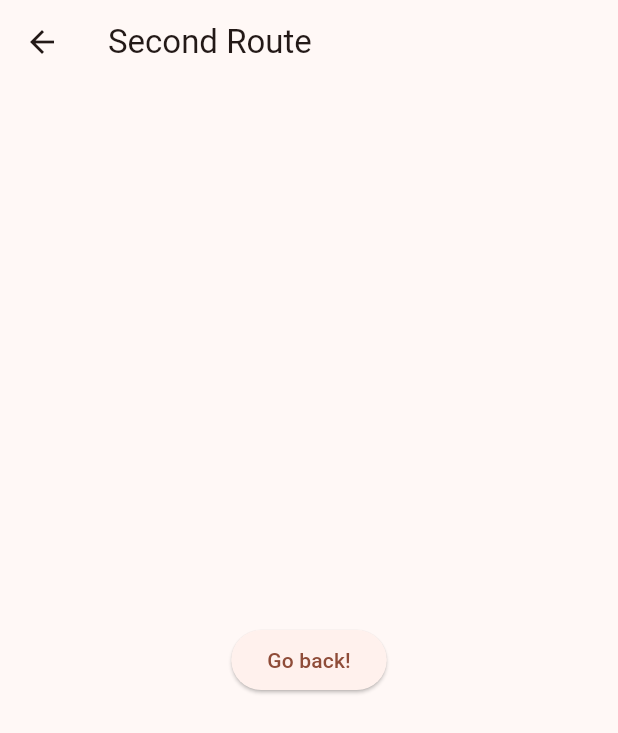
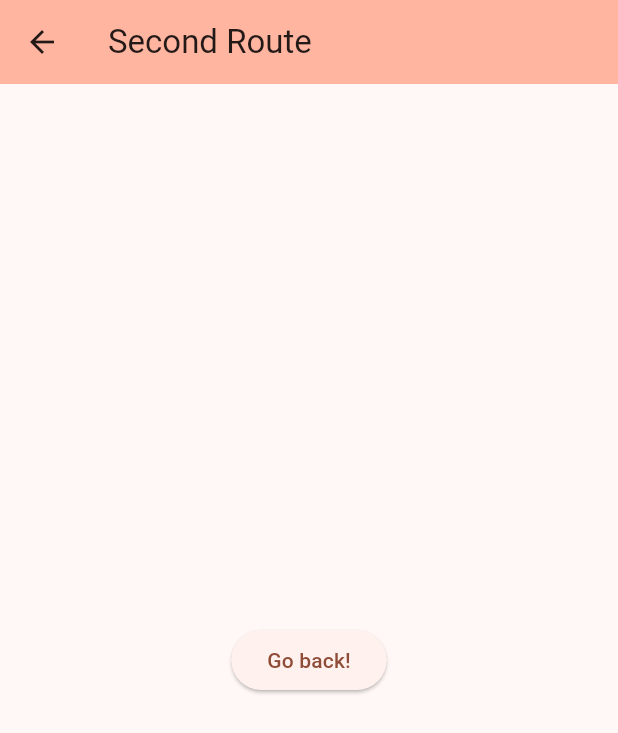
Before and after one commit to Robert01101101/tourguide_app, a Flutter app: the screen it shows after launch, after a tap on "Route 2", on a phone screen of 412 x 824 dp. Shown: the top 733 px of the screen. Run offline on Flutter 3.47's test engine with Material 3 defaults, Android fonts, the phone set to English and light mode, and no system bars; our stand-ins replace geolocator, google_maps_flutter.

Commit message:
More structural improvements - got 2 subpages now and a home debug screen

```diff
--- /dev/null
+++ b/lib/debugScreen.dart
@@ -0,0 +1,63 @@
+import 'package:tourguide_app/utilities/custom_import.dart';
+
+//Debug Screen
+
+class DebugScreen extends StatefulWidget {
+  const DebugScreen({super.key});
+
+  @override
+  State<DebugScreen> createState() => DebugScreenState();
+}
+
+class DebugScreenState extends State<DebugScreen> {
+
+  //do on page load
+  @override
+  void initState() {
+    super.initState();
+
+    //doing nothing custom atm -> remove?
+  }
+
+
+  //________________________________________________________________________________________ MapSample StatefulWidget - BUILD
+  @override
+  Widget build(BuildContext context) {
+    return Scaffold(
+      appBar: AppBar(
+        backgroundColor: Theme.of(context).colorScheme.inversePrimary,
+        title: const Text('Debug'),
+      ),
+
+
+      body: Center(
+        child: Column(
+          mainAxisAlignment: MainAxisAlignment.center,
+          children: [
+            Text(
+              'Debug Options',
+                style: Theme.of(context).textTheme.headlineMedium,
+            ),
+            const SizedBox(
+              height: 80,
+            ),
+            Row(mainAxisAlignment: MainAxisAlignment.spaceEvenly,children: [
+              ElevatedButton(onPressed: () {
+                Navigator.push(
+                  context,
+                  MaterialPageRoute(builder: (context) => const MapSample()),
+                );
+              }, child: const Text("Map Sample")),
+              ElevatedButton(onPressed: () {
+                Navigator.push(
+                  context,
+                  MaterialPageRoute(builder: (context) => const SecondRoute()),
+                );
+              }, child: const Text("Route 2")),
+            ],)
+          ],
+        ),
+      ),
+    );
+  }
+}
--- a/lib/main.dart
+++ b/lib/main.dart
@@ -1,6 +1,5 @@
-import 'package:flutter/material.dart';
-import 'GoogleMapsSample.dart';
-
+import 'package:tourguide_app/debugScreen.dart';
+import 'package:tourguide_app/utilities/custom_import.dart';
 
 void main() {
   runApp(const MyApp());
@@ -13,41 +12,15 @@ class MyApp extends StatelessWidget {
   @override
   Widget build(BuildContext context) {
     return MaterialApp(
-      title: 'Flutter Demo',
+      title: 'Tourguide App',
       theme: ThemeData(
-        // This is the theme of your application.
-        //
-        // TRY THIS: Try running your application with "flutter run". You'll see
-        // the application has a blue toolbar. Then, without quitting the app,
-        // try changing the seedColor in the colorScheme below to Colors.green
-        // and then invoke "hot reload" (save your changes or press the "hot
-        // reload" button in a Flutter-supported IDE, or press "r" if you used
-        // the command line to start the app).
-        //
-        // Notice that the counter didn't reset back to zero; the application
-        // state is not lost during the reload. To reset the state, use hot
-        // restart instead.
-        //
-        // This works for code too, not just values: Most code changes can be
-        // tested with just a hot reload.
         colorScheme: ColorScheme.fromSeed(seedColor: Colors.deepOrange),
         useMaterial3: true,
       ),
-      home: const MyHomePage(title: 'Flutter Demo Home Page'),
+      home: const MyHomePage(title: 'Tourguide App'),
     );
   }
 }
-
-
-
-
-
-
-
-
-
-
-
 
 
 class MyHomePage extends StatefulWidget {
@@ -86,17 +59,8 @@ class _MyHomePageState extends State<MyHomePage> {
     // fast, so that you can just rebuild anything that needs updating rather
     // than having to individually change instances of widgets.
     return Scaffold(
-      appBar: AppBar(
-        // TRY THIS: Try changing the color here to a specific color (to
-        // Colors.amber, perhaps?) and trigger a hot reload to see the AppBar
-        // change color while the other colors stay the same.
-        backgroundColor: Theme.of(context).colorScheme.inversePrimary,
-        // Here we take the value from the MyHomePage object that was created by
-        // the App.build method, and use it to set our appbar title.
-        title: Text(widget.title),
-      ),
       body:
-      MapSample(),
+      DebugScreen(),
     );
   }
 }
--- a/lib/secondScreenTest.dart
+++ b/lib/secondScreenTest.dart
@@ -7,6 +7,7 @@ class SecondRoute extends StatelessWidget {
   Widget build(BuildContext context) {
     return Scaffold(
       appBar: AppBar(
+        backgroundColor: Theme.of(context).colorScheme.inversePrimary,
         title: const Text('Second Route'),
       ),
       body: Center(
--- /dev/null
+++ b/lib/utilities/custom_import.dart
@@ -0,0 +1,3 @@
+export 'package:flutter/material.dart';
+export 'package:tourguide_app/googleMapsSample.dart';
+export 'package:tourguide_app/secondScreenTest.dart';
```
Also changed, not shown: lib/googleMapsSample.dart (renamed from lib/GoogleMapsSample.dart, +14 -6 lines).
